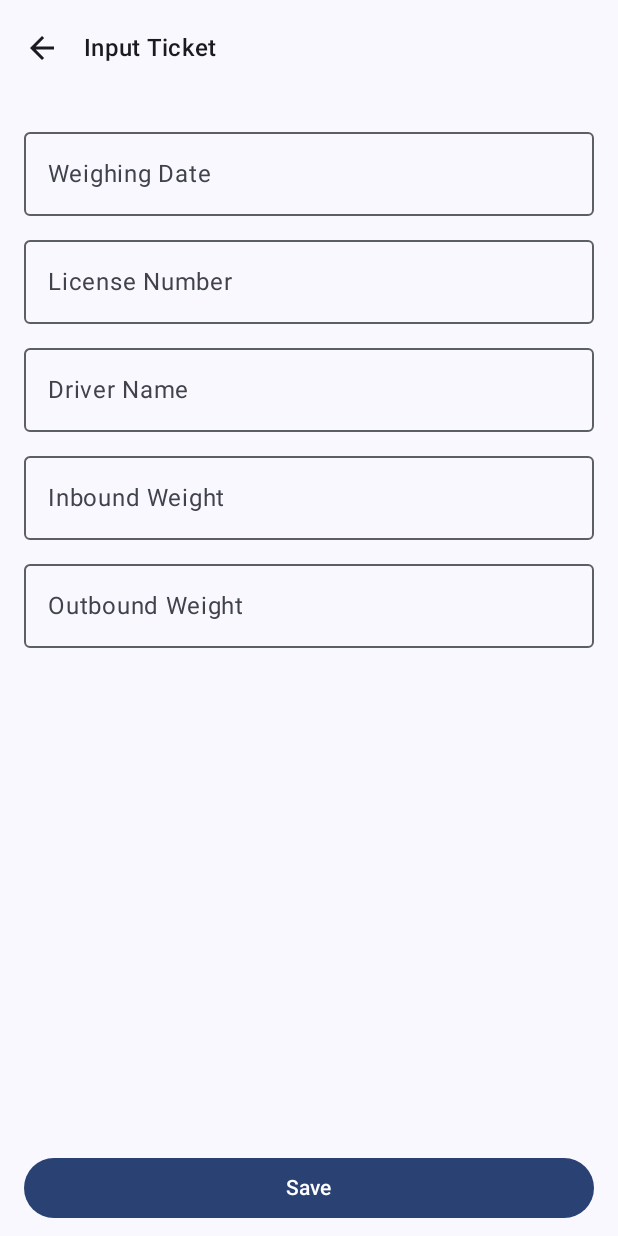
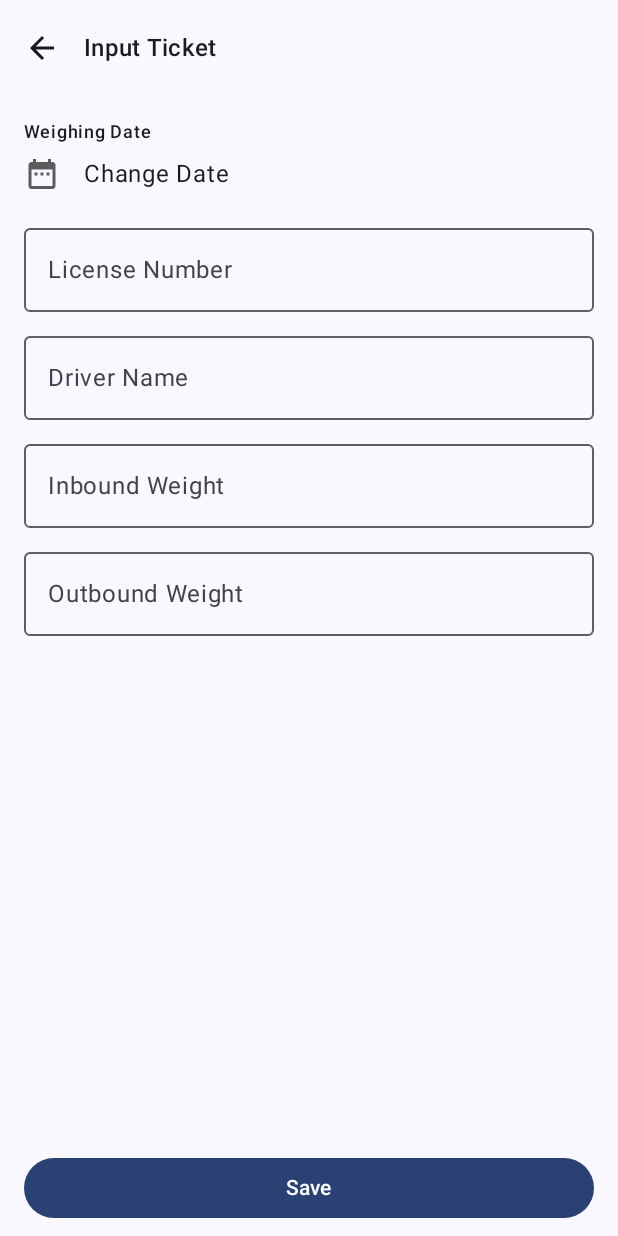
Before and after one commit to wresniwahyu/compose-weightbridge-app, an Android app built with Jetpack Compose: the input screen opened through its navigation route, on a phone screen of 412 x 824 dp. Run offline under Robolectric (Android 15) with nearby library versions, the phone set to English and light mode, and no system bars; our stand-ins replace Dagger/Hilt's generated code, Room's generated code.

Commit message:
feature(weighbridge): implement date picker

```diff
--- a/feature-weighbridge/src/main/java/android/template/feature/weighbridge/ui/input/InputTicket.kt
+++ b/feature-weighbridge/src/main/java/android/template/feature/weighbridge/ui/input/InputTicket.kt
@@ -1,17 +1,25 @@
 package android.template.feature.weighbridge.ui.input
 
+import android.template.core.ui.IconColor
 import android.template.feature.weighbridge.R
+import androidx.compose.foundation.clickable
 import androidx.compose.foundation.layout.Column
+import androidx.compose.foundation.layout.Row
 import androidx.compose.foundation.layout.Spacer
 import androidx.compose.foundation.layout.fillMaxWidth
 import androidx.compose.foundation.layout.height
 import androidx.compose.foundation.layout.padding
 import androidx.compose.foundation.text.KeyboardOptions
+import androidx.compose.material.icons.Icons
+import androidx.compose.material.icons.filled.DateRange
+import androidx.compose.material3.Icon
+import androidx.compose.material3.MaterialTheme
 import androidx.compose.material3.OutlinedTextField
 import androidx.compose.material3.Text
 import androidx.compose.runtime.Composable
 import androidx.compose.runtime.getValue
 import androidx.compose.runtime.rememberUpdatedState
+import androidx.compose.ui.Alignment
 import androidx.compose.ui.Modifier
 import androidx.compose.ui.res.stringResource
 import androidx.compose.ui.text.input.ImeAction
@@ -23,7 +31,7 @@ import androidx.compose.ui.unit.dp
 fun InputTicket(
     modifier: Modifier = Modifier,
     date: String = "",
-    onDateChange: (String) -> Unit = {},
+    onDateClick: () -> Unit = {},
     license: String = "",
     onLicenseChange: (String) -> Unit = {},
     driver: String = "",
@@ -33,7 +41,7 @@ fun InputTicket(
     outWeight: String = "",
     onOutWeightChange: (String) -> Unit = {},
 ) {
-    val dateChange by rememberUpdatedState(onDateChange)
+
     val licenseChange by rememberUpdatedState(onLicenseChange)
     val driverChange by rememberUpdatedState(onDriverChange)
     val inWeightChange by rememberUpdatedState(onInWeightChange)
@@ -44,16 +52,33 @@ fun InputTicket(
             .fillMaxWidth()
             .padding(16.dp)
     ) {
-        OutlinedTextField(
-            modifier = Modifier.fillMaxWidth(),
-            value = date,
-            onValueChange = dateChange,
-            label = {
-                Text(text = stringResource(id = R.string.weighing_date))
-            },
-            maxLines = 1,
-            keyboardOptions = KeyboardOptions(keyboardType = KeyboardType.Text, imeAction = ImeAction.Next)
+
+        Text(
+            text = stringResource(id = R.string.weighing_date),
+            style = MaterialTheme.typography.labelMedium
         )
+        Row(
+            modifier = modifier
+                .padding(vertical = 8.dp)
+                .clickable {
+                    onDateClick.invoke()
+                },
+            verticalAlignment = Alignment.CenterVertically
+        ) {
+            Icon(
+                contentDescription = stringResource(id = android.template.core.ui.R.string.search),
+                imageVector = Icons.Default.DateRange,
+                modifier = Modifier.padding(end = 16.dp),
+                tint = IconColor
+            )
+            Text(
+                text = date.ifEmpty {
+                    stringResource(id = R.string.change_date)
+                }
+            )
+
+        }
+
         Spacer(modifier = modifier.height(8.dp))
 
         OutlinedTextField(
--- a/feature-weighbridge/src/main/java/android/template/feature/weighbridge/ui/input/InputTicketScreen.kt
+++ b/feature-weighbridge/src/main/java/android/template/feature/weighbridge/ui/input/InputTicketScreen.kt
@@ -1,10 +1,12 @@
 package android.template.feature.weighbridge.ui.input
 
+import android.app.DatePickerDialog
 import android.template.core.data.model.WeighbridgeTicketUiModel
 import android.template.core.ui.component.FullButton
 import android.template.core.ui.component.Toolbar
 import android.template.feature.weighbridge.R
 import android.template.feature.weighbridge.utils.popUpToMain
+import android.widget.DatePicker
 import androidx.compose.foundation.layout.Box
 import androidx.compose.foundation.layout.Column
 import androidx.compose.foundation.layout.fillMaxSize
@@ -15,9 +17,14 @@ import androidx.compose.runtime.mutableStateOf
 import androidx.compose.runtime.remember
 import androidx.compose.runtime.setValue
 import androidx.compose.ui.Modifier
+import androidx.compose.ui.platform.LocalContext
 import androidx.compose.ui.res.stringResource
 import androidx.hilt.navigation.compose.hiltViewModel
 import androidx.navigation.NavController
+import java.text.SimpleDateFormat
+import java.util.Calendar
+import java.util.Date
+import java.util.Locale
 import java.util.UUID
 
 @Composable
@@ -27,11 +34,32 @@ fun InputTicketScreen(
     modifier: Modifier = Modifier,
     viewModel: InputTicketViewModel = hiltViewModel()
 ) {
+    val context = LocalContext.current
+    val year: Int
+    val month: Int
+    val day: Int
+    val calendar = Calendar.getInstance()
+
+    year = calendar[Calendar.YEAR]
+    month = calendar[Calendar.MONTH]
+    day = calendar[Calendar.DAY_OF_MONTH]
+    calendar.time = Date()
+
     var date by remember { mutableStateOf("") }
     var license by remember { mutableStateOf("") }
     var driver by remember { mutableStateOf("") }
     var inWeight by remember { mutableStateOf("") }
     var outWeight by remember { mutableStateOf("") }
+
+    val datePicker = DatePickerDialog(
+        context,
+        { _: DatePicker, mYear: Int, mMonth: Int, mDayOfMonth: Int ->
+            val formatter = SimpleDateFormat("hh:mm", Locale.getDefault())
+            val time = formatter.format(calendar.time)
+
+            date = "$mDayOfMonth/${mMonth + 1}/$mYear $time"
+        }, year, month, day
+    )
 
     LaunchedEffect(key1 = Unit, block = {
         viewModel.getTicket(id)
@@ -65,7 +93,7 @@ fun InputTicketScreen(
             Box(modifier = modifier.weight(1f)) {
                 InputTicket(
                     date = date,
-                    onDateChange = { date = it },
+                    onDateClick = { datePicker.show() },
                     license = license,
                     onLicenseChange = { license = it },
                     driver = driver,
@@ -73,8 +101,9 @@ fun InputTicketScreen(
                     inWeight = inWeight,
                     onInWeightChange = { inWeight = it },
                     outWeight = outWeight,
-                    onOutWeightChange = { outWeight = it }
-                )
+                    onOutWeightChange = { outWeight = it },
+
+                    )
             }
             FullButton(text = stringResource(R.string.save)) {
                 viewModel.insertTicket(
--- a/feature-weighbridge/src/main/res/values/strings.xml
+++ b/feature-weighbridge/src/main/res/values/strings.xml
@@ -11,4 +11,5 @@
     <string name="title_input_ticket">Input Ticket</string>
     <string name="save">Save</string>
     <string name="more_menu">More Menu</string>
+    <string name="change_date">Change Date</string>
 </resources>
```
